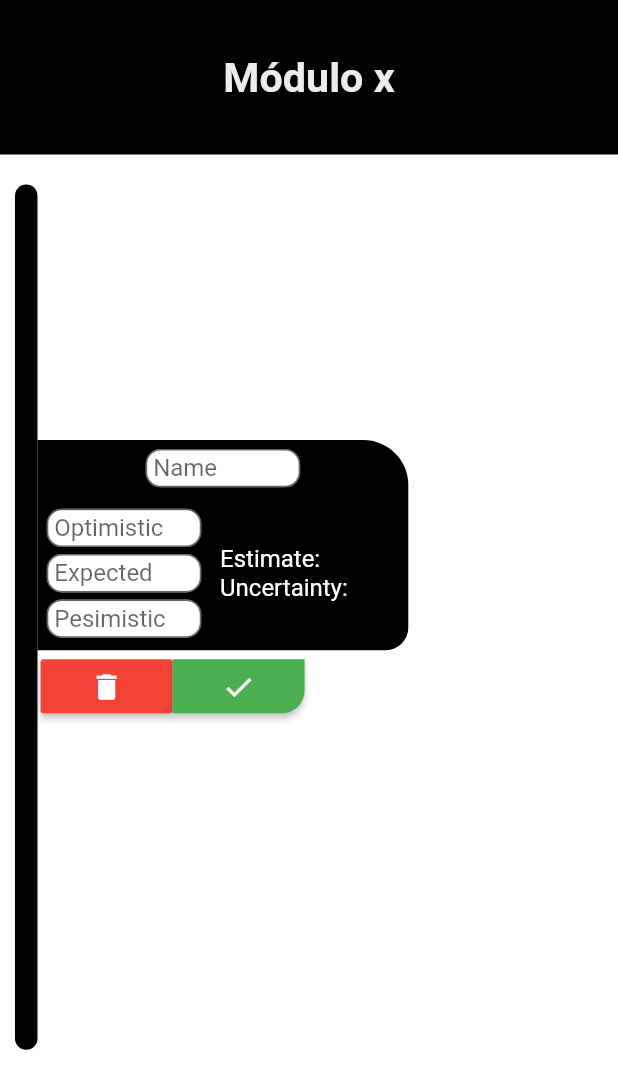
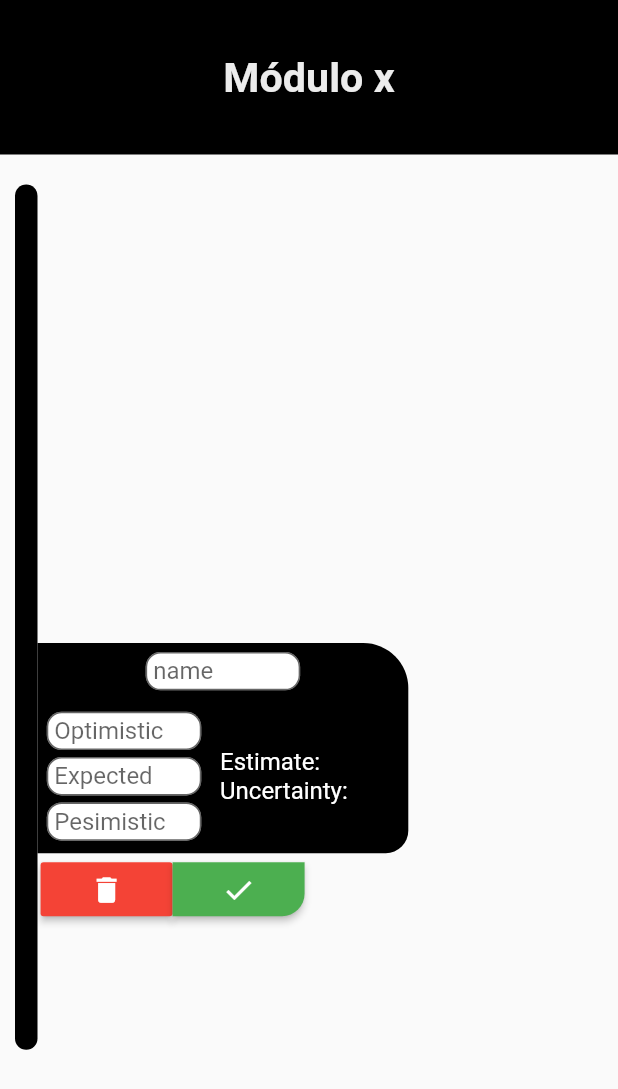
Before and after one commit to jhoncke2/estimationer, a Flutter app: the screen it shows after launch, after a tap on the "add" icon, on a phone screen of 412 x 824 dp. Shown: the top 1089 px of the screen. Run offline on Flutter 3.47's test engine with Material 2 defaults, Android fonts, the phone set to English and light mode, and no system bars; our stand-ins replace bloc, dartz, equatable, flutter_bloc, get_it, sqflite; missing offline and left inert: keyboard_visibility; accounts and stored records are empty.

Commit message:
Arreglando problemas y mejorando interfaz en TaskCreator y TasksList.

```diff
--- /dev/null
+++ b/lib/core/presentation/notifiers/keyboard_notifier.dart
@@ -0,0 +1,17 @@
+import 'package:flutter/cupertino.dart';
+import 'package:keyboard_visibility/keyboard_visibility.dart';
+
+class KeyboardNotifier extends ChangeNotifier{
+  bool _isActive;
+
+  KeyboardNotifier(){
+    _isActive = false;
+    KeyboardVisibilityNotification().addNewListener(onChange: (bool isActive){
+      _isActive = isActive;
+      notifyListeners();
+    });
+  }
+
+  bool get isActive => _isActive;
+
+}
--- a/lib/features/task/presentation/bloc/tasks_bloc.dart
+++ b/lib/features/task/presentation/bloc/tasks_bloc.dart
@@ -65,7 +65,7 @@ class TasksBloc extends Bloc<TasksEvent, TasksState> {
 
   Stream<TasksState> _initTaskCreation()async*{
     final List<EstimatedTask> tasks = (state as TasksLoaded).tasks;
-    yield OnTaskCreation(
+    yield OnGoodTaskCreation(
       tasks: tasks,
       estimate: null,
       uncertainty: null
@@ -101,7 +101,7 @@ class TasksBloc extends Bloc<TasksEvent, TasksState> {
         yield * eitherUncertainty.fold((l)async*{
 
         }, (uncertainty)async*{
-          yield OnTaskCreation(estimate: estimate, uncertainty: uncertainty, tasks: tasks);
+          yield OnGoodTaskCreation(estimate: estimate, uncertainty: uncertainty, tasks: tasks);
         });
       });
     });
@@ -113,8 +113,8 @@ class TasksBloc extends Bloc<TasksEvent, TasksState> {
   }
 
   Stream<TasksState> _createTask(CreateTask event)async*{
-    final double estimate = (state as OnTaskCreation).estimate;
-    final double uncertainty = (state as OnTaskCreation).uncertainty;
+    final double estimate = (state as OnGoodTaskCreation).estimate;
+    final double uncertainty = (state as OnGoodTaskCreation).uncertainty;
     final List<EstimatedTask> tasks = (state as TasksLoaded).tasks;
     yield LoadingTaskCreation();
     final eitherNameEvaluation = inputsManager.evaluateStringValue(event.name);
--- a/lib/features/task/presentation/bloc/tasks_state.dart
+++ b/lib/features/task/presentation/bloc/tasks_state.dart
@@ -26,11 +26,11 @@ class OnTasks extends TasksLoaded{
   }):super(tasks: tasks);
 }
 
-class OnTaskCreation extends TasksLoaded{
 
+class OnGoodTaskCreation extends TasksLoaded{
   final double estimate;
   final double uncertainty;
-  OnTaskCreation({
+  OnGoodTaskCreation({
     @required this.estimate,
     @required this.uncertainty,
     @required List<EstimatedTask> tasks
--- a/lib/features/task/presentation/pages/tasks_page.dart
+++ b/lib/features/task/presentation/pages/tasks_page.dart
@@ -10,17 +10,29 @@ class TasksPage extends StatelessWidget {
   @override
   Widget build(BuildContext context) {
     return Scaffold(
-      body: SafeArea(
-        child: BlocProvider<TasksBloc>(
-          create: (context) => sl(),
-          child: Container(
-            child: Column(
-              children: [_createTitle(context), _createTasks()],
+      body: GestureDetector(
+        child: Container(
+          height: MediaQuery.of(context).size.height,
+          width: MediaQuery.of(context).size.width,
+          color: Colors.transparent,
+          child: SafeArea(
+            child: BlocProvider<TasksBloc>(
+              create: (context) => sl(),
+              child: Container(
+                child: Column(
+                  children: [
+                    _createTitle(context),
+                    _createTasks()
+                  ],
+                ),
+              ),
             ),
           ),
         ),
+        onTap: (){
+          FocusScope.of(context).requestFocus(new FocusNode());
+        }
       ),
-      backgroundColor: Theme.of(context).secondaryHeaderColor,
     );
   }
 
@@ -41,7 +53,7 @@ class TasksPage extends StatelessWidget {
     );
   }
 
-  Widget _createTasks() {
+  Widget _createTasks(){
     return Container(
       child: BlocBuilder<TasksBloc, TasksState>(
         builder: (context, state){
@@ -50,8 +62,8 @@ class TasksPage extends StatelessWidget {
             return Text('Empty tasks');
           }else if(state is OnTasks){
             return TasksList(tasks: state.tasks, isOnCreation: false);
-          }else if(state is OnTaskCreation){
-            return TasksList(tasks: state.tasks, isOnCreation: true);
+          }else if(state is OnGoodTaskCreation || state is TaskInputError){
+            return TasksList(tasks: (state as TasksLoaded).tasks, isOnCreation: true);
           }
           return Container();
         },
--- /dev/null
+++ b/lib/features/task/presentation/widgets/existing_task.dart
@@ -0,0 +1,60 @@
+import 'package:estimationer/features/task/domain/entities/task.dart';
+import 'package:estimationer/features/task/presentation/widgets/task_container.dart';
+import 'package:flutter/material.dart';
+
+class ExistingTask extends StatelessWidget {
+  final EstimatedTask task;
+  ExistingTask({
+    @required this.task,
+    Key key
+  }) : super(key: key);
+
+  @override
+  Widget build(BuildContext context) {
+    return Container(
+      margin: EdgeInsets.symmetric(vertical: 10),
+      child: TaskContainer(
+        topChild: _createText(task.name),
+        leftChild: _createLeftData(context),
+        rightChild: _createRightData(),
+        width: MediaQuery.of(context).size.width * 0.5,
+        height: MediaQuery.of(context).size.height * 0.145,
+      ),
+    );
+  }
+
+  Widget _createLeftData(BuildContext context){
+    return Container(
+      width: MediaQuery.of(context).size.width * 0.2,
+      padding: EdgeInsets.only(left: MediaQuery.of(context).size.width * 0.015),
+      child: Column(
+        crossAxisAlignment: CrossAxisAlignment.start,
+        children: [
+          _createText('O: ${task.optimistic}'),
+          _createText('N: ${task.normal}'),
+          _createText('P: ${task.pesimistic}')
+        ],
+      ),
+    );
+  }
+
+  Widget _createText(String text){
+    return Text(
+      text,
+      style: TextStyle(
+        color: Colors.white,
+        fontSize: 18
+      ),
+    );
+  }
+
+  Widget _createRightData(){
+    return Column(
+      crossAxisAlignment: CrossAxisAlignment.start,
+      children: [
+        _createText('Est: ${task.estimate.toStringAsFixed(3)}'),
+        _createText('Unc: ${task.uncertainty.toStringAsFixed(3)}')
+      ],
+    );
+  }
+}
--- a/lib/features/task/presentation/widgets/task_container.dart
+++ b/lib/features/task/presentation/widgets/task_container.dart
@@ -1,48 +1,44 @@
-import 'package:estimationer/features/task/domain/entities/task.dart';
-import 'package:estimationer/features/task/presentation/bloc/tasks_bloc.dart';
 import 'package:flutter/material.dart';
-import 'package:flutter_bloc/flutter_bloc.dart';
-
-class ExistingTask extends StatelessWidget {
-  final EstimatedTask task;
-  ExistingTask({
-    @required this.task,
+class TaskContainer extends StatelessWidget {
+  final Widget topChild;
+  final Widget leftChild;
+  final Widget rightChild;
+  final double width;
+  final double height;
+  TaskContainer({
+    @required this.topChild,
+    @required this.leftChild,
+    @required this.rightChild,
+    @required this.width,
+    @required this.height,
     Key key
   }) : super(key: key);
 
   @override
   Widget build(BuildContext context) {
     return Container(
+      width: this.width,
+      height: this.height,
+      padding: EdgeInsets.symmetric(horizontal: MediaQuery.of(context).size.width * 0.015),
+      decoration: BoxDecoration(
+        color: Theme.of(context).primaryColor,
+        borderRadius: BorderRadius.only(
+          topRight: Radius.circular(30),
+          bottomRight: Radius.circular(15)
+        )
+      ),
       child: Column(
-        children: [
-          Text(task.name),
-          Row(
-            children: [
-              _createLeftData(task),
-              _createRightData(task)
-            ],
-          )
-        ],
-      ),
-    );
-  }
-
-  Widget _createLeftData(EstimatedTask task){
-    return Column(
+      mainAxisAlignment: MainAxisAlignment.spaceAround,
       children: [
-        Text('O: ${task.optimistic}'),
-        Text('N: ${task.normal}'),
-        Text('P: ${task.pesimistic}')
+        topChild,
+        Row(
+          children: [
+            leftChild,
+            rightChild
+          ],
+        )
       ],
-    );
-  }
-
-  Widget _createRightData(EstimatedTask task){
-    return Column(
-      children: [
-        Text('Est: ${task.estimate}'),
-        Text('Unc: ${task.uncertainty}'),
-      ],
+    )
     );
   }
 }
--- a/lib/features/task/presentation/widgets/task_creater.dart
+++ b/lib/features/task/presentation/widgets/task_creater.dart
@@ -1,7 +1,7 @@
 import 'package:estimationer/features/task/presentation/bloc/tasks_bloc.dart';
+import 'package:estimationer/features/task/presentation/widgets/task_container.dart';
+import 'package:flutter_bloc/flutter_bloc.dart';
 import 'package:flutter/material.dart';
-import 'package:flutter_bloc/flutter_bloc.dart';
-
 import '../bloc/tasks_bloc.dart';
 
 class TaskCreater extends StatefulWidget {
@@ -17,8 +17,6 @@ class _TaskCreaterState extends State<TaskCreater> {
   TextEditingController optimisticController;
   TextEditingController normalController;
   TextEditingController pesimisticController;
-  TextEditingController estimateController;
-  TextEditingController uncertaintyController;
 
   @override
   void initState() {
@@ -31,13 +29,19 @@ class _TaskCreaterState extends State<TaskCreater> {
 
   @override
   Widget build(BuildContext context) {
-    OnTaskCreation blocState = BlocProvider.of<TasksBloc>(context).state;
-    estimateController = TextEditingController(text: (blocState.estimate ?? '').toString());
-    uncertaintyController = TextEditingController(text: (blocState.uncertainty ?? '').toString());
     return Container(
-      child: Column(
+      child: Row(
+        crossAxisAlignment: CrossAxisAlignment.start,
         children: [
-          _createTaskBody(),
+          Column(
+            children: [
+              TaskContainer(
+                topChild: _createNameTextField(),
+                leftChild: _createLeftElements(),
+                rightChild: _createRightElements(),
+                width: MediaQuery.of(context).size.width * 0.6,
+                height: MediaQuery.of(context).size.height * 0.17
+              ),
               Container(
                 width: MediaQuery.of(context).size.width * 0.59,
                 padding: EdgeInsets.zero,
@@ -52,54 +56,58 @@ class _TaskCreaterState extends State<TaskCreater> {
               )
             ],
           ),
+          _createErrorMessage()
+        ],
+      ),
     );
   }
 
-  Widget _createTaskBody(){
+  Widget _createErrorMessage(){
+    TasksState state = BlocProvider.of<TasksBloc>(context).state;
+    if(state is TaskInputError){
       return Container(
-      width: MediaQuery.of(context).size.width * 0.6,
-      height: MediaQuery.of(context).size.height * 0.17,
-      padding: EdgeInsets.symmetric(horizontal: MediaQuery.of(context).size.width * 0.015),
+        child: Center(
+          child: Text(
+            '${state.message}',
+            textAlign: TextAlign.center,
+            style: TextStyle(
+              color: Theme.of(context).secondaryHeaderColor.withOpacity(0.9),
+              fontSize: 15
+            ),
+          ),
+        ),
         decoration: BoxDecoration(
-        color: Theme.of(context).primaryColor,
-        borderRadius: BorderRadius.only(
-          topRight: Radius.circular(30),
-          bottomRight: Radius.circular(15)
-        )
+          color: Colors.redAccent,
+          borderRadius: BorderRadius.circular(17.5)
         ),
-      child: _createInnerElements()
+        margin: EdgeInsets.only(left: 5, top: MediaQuery.of(context).size.height * 0.02),
+        padding: EdgeInsets.all(5),
+        width: MediaQuery.of(context).size.width * 0.3,
+        height: MediaQuery.of(context).size.height * 0.15,
+
       );
+    }else
+      return Container();
   }
 
-  Widget _createInnerElements(){
-    return Column(
-      mainAxisAlignment: MainAxisAlignment.spaceAround,
-      children: [
-        _createTextField(nameController, 'Name'),
-        Row(
-          children: [
-            Container(
+  Widget _createLeftElements(){
+    return Container(
       height: MediaQuery.of(context).size.height * 0.11,
       child: Column(
         mainAxisAlignment: MainAxisAlignment.spaceAround,
         children: [
-                  _createTextField(optimisticController, 'Optimistic'),
-                  _createTextField(normalController, 'Expected'),
-                  _createTextField(pesimisticController, 'Pesimistic')
+          _createNumberTextField(optimisticController, 'Optimistic'),
+          _createNumberTextField(normalController, 'Expected'),
+          _createNumberTextField(pesimisticController, 'Pesimistic')
         ],
       ),
-            ),
-            _createRightElements()
-          ],
-        )
-      ],
     );
   }
 
   Widget _createRightElements(){
-    final OnTaskCreation state = BlocProvider.of<TasksBloc>(context).state;
-    final String stringEstimate = (state.estimate == null)? '' : state.estimate.toStringAsFixed(2);
-    final String stringUncertainty = (state.uncertainty == null)? '' : state.uncertainty.toStringAsFixed(2);
+    final TasksState state = BlocProvider.of<TasksBloc>(context).state;
+    final String stringEstimate = _getStateEstimate(state);
+    final String stringUncertainty = _getStateUncertainty(state);
     return Container(
       width: MediaQuery.of(context).size.width * 0.32,
       padding: EdgeInsets.only(left: 12.5),
@@ -114,13 +122,35 @@ class _TaskCreaterState extends State<TaskCreater> {
     );
   }
 
-  Widget _createTextField(TextEditingController controller, String hintText){
+  String _getStateEstimate(TasksState state){
+    if(state is OnGoodTaskCreation)
+      return state.estimate != null? state.estimate.toStringAsFixed(2) : '';
+    return '';
+  }
+
+  String _getStateUncertainty(TasksState state){
+    if(state is OnGoodTaskCreation)
+      return state.uncertainty != null? state.uncertainty.toStringAsFixed(2) : '';
+    return '';
+  }
+
+  Widget _createNameTextField(){
+    return _createTextField(this.nameController, 'name', TextInputType.name);
+  }
+
+  Widget _createNumberTextField(TextEditingController controller, String hintText){
+    return _createTextField(controller, hintText, TextInputType.number);
+  }
+
+  Widget _createTextField(TextEditingController controller, String hintText, TextInputType keyboardType){
     return Container(
       width: MediaQuery.of(context).size.width * 0.25,
       height: MediaQuery.of(context).size.height * 0.031,
       child: TextFormField(
         controller: controller,
+        keyboardType: keyboardType,
         decoration: InputDecoration(
+
           hintText: hintText,
           contentPadding: EdgeInsets.symmetric(horizontal: 5),
           filled: true,
--- a/lib/features/task/presentation/widgets/tasks_list.dart
+++ b/lib/features/task/presentation/widgets/tasks_list.dart
@@ -1,9 +1,11 @@
+import 'package:flutter/material.dart';
+import 'package:provider/provider.dart';
+import 'package:flutter_bloc/flutter_bloc.dart';
+import 'package:estimationer/core/presentation/notifiers/keyboard_notifier.dart';
 import 'package:estimationer/features/task/domain/entities/task.dart';
 import 'package:estimationer/features/task/presentation/bloc/tasks_bloc.dart';
-import 'package:estimationer/features/task/presentation/widgets/task_container.dart';
-import 'package:flutter/material.dart';
-import 'package:flutter_bloc/flutter_bloc.dart';
-
+import 'package:estimationer/features/task/presentation/widgets/existing_task.dart';
+import '../../../../injection_container.dart';
 import 'task_creater.dart';
 // ignore: must_be_immutable
 class TasksList extends StatelessWidget {
@@ -18,33 +20,43 @@ class TasksList extends StatelessWidget {
 
   @override
   Widget build(BuildContext context){
-    this.context = context;
     return Container(
       padding: EdgeInsets.symmetric(
         horizontal: 10,
         vertical: 20
       ),
-      child: SingleChildScrollView(
-        child: Row(
+      child: ChangeNotifierProvider<KeyboardNotifier>(
+        lazy: true,
+        create: (_) => sl(),
+        builder: (context, _){
+          this.context = context;
+          return Row(
+            crossAxisAlignment: CrossAxisAlignment.start,
             children: [
               _createLeftLine(),
               Column(
+                mainAxisAlignment: MainAxisAlignment.spaceBetween,
                 crossAxisAlignment: CrossAxisAlignment.start,
                 children: [
                   _createTasks(),
-                _createPlusButton()
+                  _createTaskCreationComponent()
                 ],
               )
             ],
-        ),
+          );
+        }
       ),
     );
   }
 
   Widget _createLeftLine(){
+    final double heightPercent =
+      Provider.of<KeyboardNotifier>(context).isActive?
+      0.45 :
+      0.7;
     return Container(
       width: 15,
-      height: MediaQuery.of(context).size.height * 0.7,
+      height: MediaQuery.of(context).size.height * heightPercent,
       decoration: BoxDecoration(
         color: Theme.of(context).primaryColor,
         borderRadius: BorderRadius.circular(10.0)
@@ -56,19 +68,47 @@ class TasksList extends StatelessWidget {
     List<Widget> tasksWidgets = tasks.map<Widget>(
       (t) => ExistingTask(task: t)
     ).toList();
-    if(isOnCreation){
-      tasksWidgets.add(TaskCreater());
-    }
     return Container(
       padding: EdgeInsets.symmetric(vertical: 15, horizontal: 0),
+      height: _getExistingTasksHeight(),
+      child: SingleChildScrollView(
         child: Column(
           mainAxisAlignment: MainAxisAlignment.spaceAround,
           crossAxisAlignment: CrossAxisAlignment.start,
           children: tasksWidgets,
         ),
+      )
     );
   }
 
+  double _getExistingTasksHeight(){
+    double heightFactor;
+    double heightPercentage = 0.195;
+    TasksState tasksState = BlocProvider.of<TasksBloc>(context).state;
+    if(Provider.of<KeyboardNotifier>(context).isActive){
+      heightFactor = 1;
+    }else if(tasksState is OnGoodTaskCreation || tasksState is TaskInputError){
+      heightFactor = 2;
+    }else{
+      heightFactor = (tasks.length < 4? tasks.length : 3).toDouble();
+
+      (tasks.length % 3).toDouble();
+      if(heightFactor == 0)
+        heightFactor = 3;
+    }
+    if(heightFactor > 1)
+        heightPercentage = 0.1855;
+    double height = heightFactor * MediaQuery.of(context).size.height * heightPercentage;
+    return height;
+  }
+
+
+  Widget _createTaskCreationComponent(){
+    if(isOnCreation)
+      return TaskCreater();
+    else
+      return _createPlusButton();
+  }
   Widget _createPlusButton(){
     return MaterialButton(
       color: Theme.of(context).primaryColor,
@@ -82,7 +122,7 @@ class TasksList extends StatelessWidget {
         Icons.add,
         color: Colors.white,
       ),
-      onPressed: isOnCreation? null : _initTaskCreation
+      onPressed: _initTaskCreation
     );
   }
 
--- a/lib/injection_container.dart
+++ b/lib/injection_container.dart
@@ -11,11 +11,15 @@ import 'package:estimationer/features/task/presentation/bloc/tasks_bloc.dart';
 import 'package:get_it/get_it.dart';
 import 'package:sqflite/sqflite.dart';
 
+import 'core/presentation/notifiers/keyboard_notifier.dart';
 import 'features/task/domain/use_cases/calculate_uncertainty.dart';
 
 final sl = GetIt.instance;
 
 Future init()async{
+
+  // ************** Core ********************
+  sl.registerLazySingleton(() => KeyboardNotifier());
 
   // ************** Features *********************
   //Tasks
--- a/pubspec.yaml
+++ b/pubspec.yaml
@@ -34,7 +34,12 @@ dependencies:
   dartz: ^0.9.2
   #para manejo de bases de datos locales
   sqflite:
+  #para monitoreo del teclado
+  keyboard_visibility: ^0.5.6
+  #¿Para creación de directorios?
   path_provider:
+  #para manejo de estado de la app
+  provider: ^5.0.0
 
   # The following adds the Cupertino Icons font to your application.
   # Use with the CupertinoIcons class for iOS style icons.
```
Also changed, not shown: pubspec.lock, 1 other file. Lines whose indentation alone changed are shown as unchanged.
